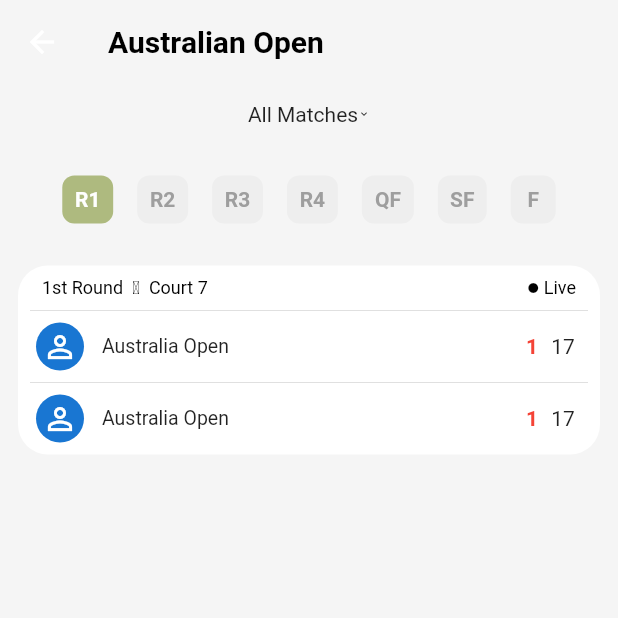
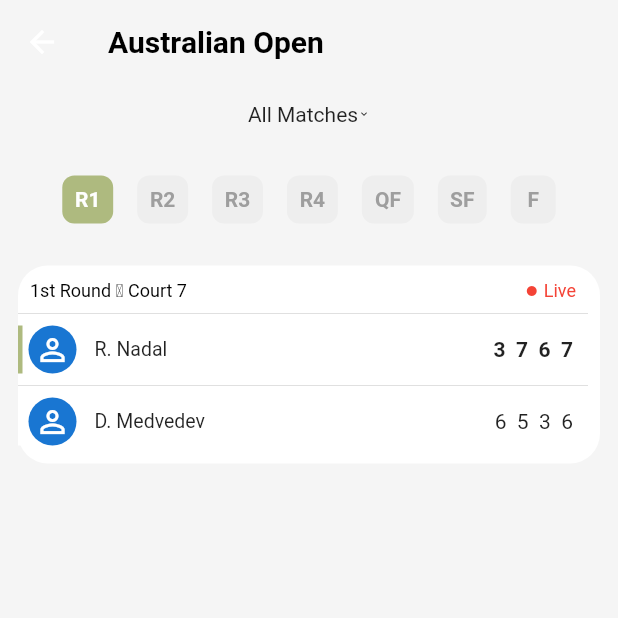
Before and after one commit to dayvedev-flutterProjects/tennis_app, a Flutter app: the TournamentDetailsPage screen opened by its route, on a phone screen of 412 x 824 dp, the top half of it. Run offline on Flutter 3.47's test engine with Material 2 defaults, Android fonts, the phone set to English and light mode, and no system bars; our stand-ins replace animated_text_kit, carousel_slider, percent_indicator, smooth_page_indicator; missing offline and left inert: flag.

Commit message:
Update match_scores_card.dart

```diff
--- a/lib/ui/widgets/molecules/match_scores_card.dart
+++ b/lib/ui/widgets/molecules/match_scores_card.dart
@@ -1,14 +1,43 @@
 import 'package:flutter/material.dart';
+import 'package:tennis_app/utils/colors.dart';
 
 class MatchScoresCard extends StatelessWidget {
-  const MatchScoresCard({Key? key}) : super(key: key);
+  final String round;
+  final String arena;
+  final String playStatus;
+  final String player1Name;
+  final String player2Name;
+  final String? player1Scores;
+  final String? player2Scores;
+  final String? player1LiveGameScore;
+  final String? player2LiveGameScore;
+  final String player1Avatar;
+  final String player2Avatar;
+  final bool? player1DidWin;
+
+  const MatchScoresCard({Key? key,
+    required this.round,
+    required this.arena,
+    required this.playStatus,
+    required this.player1Name,
+    required this.player2Name,
+    this.player1Scores,
+    this.player2Scores,
+    this.player1LiveGameScore,
+    this.player2LiveGameScore,
+    required this.player1Avatar,
+    required this.player2Avatar,
+    required this.player1DidWin,
+
+
+  }) : super(key: key);
 
   @override
   Widget build(BuildContext context) {
     return Container(
       //height: 200,
       margin: const EdgeInsets.symmetric(horizontal: 12.0),
-      padding: const EdgeInsets.all(8.0),
+      padding: const EdgeInsets.only(top:10.0, bottom: 12.0, right: 8.0),
       decoration: BoxDecoration(
         //borderRadius: BorderRadius.circular(17),
         borderRadius: BorderRadius.circular(20),
@@ -25,12 +54,12 @@ class MatchScoresCard extends StatelessWidget {
               children: [
                 RichText(
                   text: TextSpan(
-                    text: '1st Round  \u{FF65} ',
+                    text: '$round \u{FF65} ',
                     style: const TextStyle(fontSize: 12, color: Colors.black),
                     children: [
 
                       TextSpan(
-                        text: " Court 7 ",
+                        text: "$arena",
                       ),
 
                       // TextSpan(
@@ -57,15 +86,16 @@ class MatchScoresCard extends StatelessWidget {
 
                     ),
                     children: [
-                      const WidgetSpan(
+                      playStatus.toLowerCase() == 'live' ? const WidgetSpan(
                         child: Padding(
-                          padding: EdgeInsets.only(bottom: 3.0),
-                          child: Icon(Icons.circle, size: 8, color: Colors.black,),
+                          padding: EdgeInsets.only(bottom: 3.0, right: 4),
+                          child: Icon(Icons.circle, size: 8, color: Colors.red,),
                         ),
-                      ),
+                      ) : const WidgetSpan(child: SizedBox()),
 
                       TextSpan(
-                        text: " Live ",
+                        text: playStatus,
+                        style: TextStyle(color: playStatus.toLowerCase() == 'live' ? Colors.red: Colors.black54),
                       ),
 
                       // TextSpan(
@@ -89,7 +119,16 @@ class MatchScoresCard extends StatelessWidget {
 
           Divider(),
 
-          ListTile(
+          Row(
+            mainAxisAlignment: MainAxisAlignment.start,
+            children: [
+              Container(
+                height: 32,
+                width: 3,
+                color: player1DidWin == null ? Colors.white: player1DidWin == true ? AppColors.appLightGreen : Colors.white,
+              ),
+              Expanded(
+                child: ListTile(
                   dense:true,
 
                   visualDensity: VisualDensity(horizontal: -4, vertical: -4),
@@ -97,23 +136,44 @@ class MatchScoresCard extends StatelessWidget {
                   leading: CircleAvatar(
                     child: Icon(Icons.person_outline),
                   ),
-            title: Text("Australia Open"),
+                  title: Text("$player1Name"),
                   // subtitle: Text("ATP"),
                   trailing: SizedBox(
-                width: 50,
+                       width: 100,
                       child: Row(
-                  mainAxisAlignment: MainAxisAlignment.spaceEvenly,
+                        mainAxisAlignment: MainAxisAlignment.end,
                         children: [
-                    Text("1", style: TextStyle( fontWeight: FontWeight.bold, color: Colors.red),),
-                    Text("17"),
+                          Text(player1Scores?? "",
+                            style: TextStyle(
+                                fontWeight: player1DidWin == true? FontWeight.bold: FontWeight.normal ,
+                                //color: Colors.red
+                            ),),
+                          Padding(
+                            padding: const EdgeInsets.only(left: 10.0),
+                            child: Text(player1LiveGameScore?? "", style: const TextStyle(color: Colors.red),),
+                          ),
+
                         ],
                       )
                   ),
                 ),
+              ),
+            ],
+          ),
 
           Divider(),
 
-          ListTile(
+          Row(
+            mainAxisAlignment: MainAxisAlignment.start,
+            children: [
+              Container(
+                height: 32,
+                width: 3,
+                color: player1DidWin == null ? Colors.white: player1DidWin == false ? AppColors.appLightGreen : Colors.white,
+              ),
+
+              Expanded(
+                child: ListTile(
                   dense:true,
 
                   visualDensity: VisualDensity(horizontal: -4, vertical: -4),
@@ -121,19 +181,35 @@ class MatchScoresCard extends StatelessWidget {
                   leading: CircleAvatar(
                     child: Icon(Icons.person_outline),
                   ),
-            title: Text("Australia Open"),
+                  title: Text("$player2Name"),
                   // subtitle: Text("ATP"),
                   trailing: SizedBox(
-                width: 50,
+                      width: 100,
                       child: Row(
-                  mainAxisAlignment: MainAxisAlignment.spaceEvenly,
+                        mainAxisAlignment: MainAxisAlignment.end,
                         children: [
-                    Text("1", style: TextStyle( fontWeight: FontWeight.bold, color: Colors.red),),
-                    Text("17"),
+                          Text(player2Scores?? "",
+                            style: TextStyle(
+                              fontWeight: player1DidWin == false? FontWeight.bold: FontWeight.normal ,
+                              //color: Colors.red
+                            ),),
+                          // player2LiveGameScore == null ?
+                          // Text(player2LiveGameScore?? "", style: const TextStyle(color: Colors.red),):
+                          //     SizedBox(),
+                          Padding(
+                            padding: const EdgeInsets.only(left: 10.0),
+                            child: Text(player2LiveGameScore?? "", style: const TextStyle(color: Colors.red),),
+                          ),
+
                         ],
                       )
                   ),
                 ),
+              ),
+
+            ],
+          ),
+
         ],
       ),
     );
```
Lines whose indentation alone changed are shown as unchanged.
